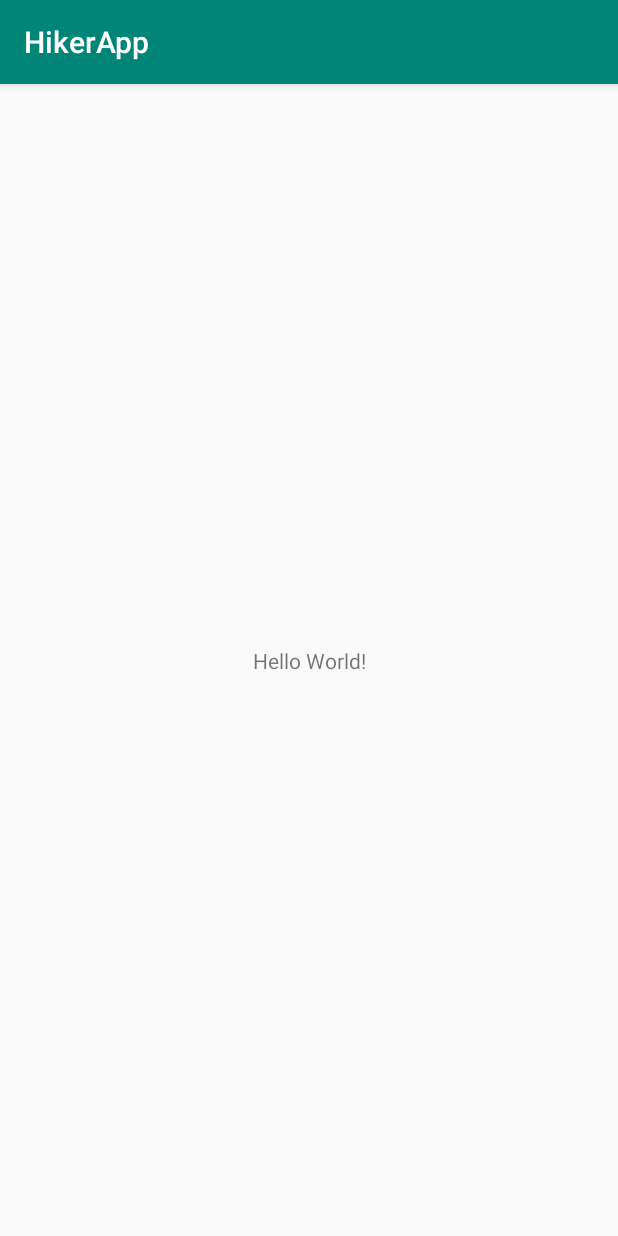
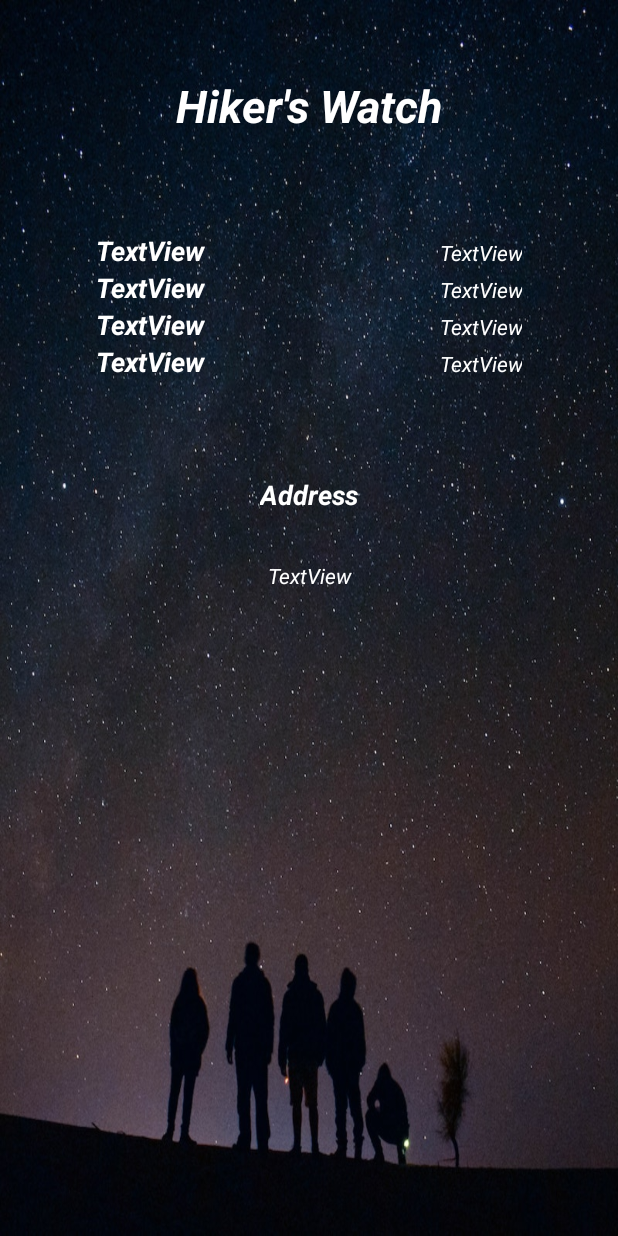
Before and after one commit to michukanyto/HikerApp, an Android app: the screen it shows after launch (MainActivity), on a phone screen of 412 x 824 dp. Run offline under Robolectric (Android 15) with nearby library versions, the phone set to English and light mode, and no system bars.

Commit message:
UI ready

```diff
--- a/app/src/main/res/layout/activity_main.xml
+++ b/app/src/main/res/layout/activity_main.xml
@@ -4,15 +4,170 @@
     xmlns:tools="http://schemas.android.com/tools"
     android:layout_width="match_parent"
     android:layout_height="match_parent"
+    android:background="@drawable/hikerbackground"
     tools:context=".MainActivity">
 
     <TextView
+        android:id="@+id/textView"
+        android:layout_width="0dp"
+        android:layout_height="wrap_content"
+        android:layout_marginTop="50dp"
+        android:text="Hiker's Watch"
+        android:textAlignment="center"
+        android:textColor="#FFFFFF"
+        android:textSize="30sp"
+        android:textStyle="bold|italic"
+        app:layout_constraintEnd_toEndOf="parent"
+        app:layout_constraintHorizontal_bias="0.5"
+        app:layout_constraintStart_toStartOf="parent"
+        app:layout_constraintTop_toTopOf="parent" />
+
+    <TableLayout
+        android:id="@+id/tableLayout"
+        android:layout_width="match_parent"
+        android:layout_height="wrap_content"
+        android:layout_marginStart="64dp"
+        android:layout_marginTop="64dp"
+        android:layout_marginEnd="64dp"
+        app:layout_constraintEnd_toEndOf="parent"
+        app:layout_constraintStart_toStartOf="parent"
+        app:layout_constraintTop_toBottomOf="@+id/textView">
+
+        <TableRow
+            android:layout_width="match_parent"
+            android:layout_height="match_parent"
+            >
+
+            <TextView
+                android:id="@+id/textView2"
+                android:layout_width="0dp"
+                android:layout_height="wrap_content"
+                android:layout_weight="1"
+                android:text="TextView"
+                android:textColor="#ffffff"
+                android:textSize="18dp"
+                android:textStyle="bold|italic" />
+
+            <TextView
+                android:id="@+id/textView3"
+                android:layout_width="0dp"
+                android:layout_height="wrap_content"
+                android:layout_weight="1"
+                android:text="TextView"
+                android:textAlignment="textEnd"
+                android:textColor="#ffffff"
+                android:textSize="14dp"
+                android:textStyle="italic" />
+
+        </TableRow>
+
+        <TableRow
+            android:layout_width="match_parent"
+            android:layout_height="match_parent">
+
+            <TextView
+                android:id="@+id/textView3"
+                android:layout_width="0dp"
+                android:layout_height="wrap_content"
+                android:layout_weight="1"
+                android:text="TextView"
+                android:textColor="#ffffff"
+                android:textSize="18dp"
+                android:textStyle="bold|italic"
+                tools:ignore="DuplicateIds" />
+
+            <TextView
+                android:id="@+id/textView4"
+                android:layout_width="0dp"
+                android:layout_height="wrap_content"
+                android:layout_weight="1"
+                android:text="TextView"
+                android:textAlignment="textEnd"
+                android:textColor="#ffffff"
+                android:textSize="14dp"
+                android:textStyle="italic" />
+        </TableRow>
+
+        <TableRow
+            android:layout_width="match_parent"
+            android:layout_height="match_parent">
+
+            <TextView
+                android:id="@+id/textView5"
+                android:layout_width="0dp"
+                android:layout_height="wrap_content"
+                android:layout_weight="1"
+                android:text="TextView"
+                android:textColor="#ffffff"
+                android:textSize="18dp"
+                android:textStyle="bold|italic" />
+
+            <TextView
+                android:id="@+id/textView6"
+                android:layout_width="0dp"
+                android:layout_height="wrap_content"
+                android:layout_weight="1"
+                android:text="TextView"
+                android:textAlignment="textEnd"
+                android:textColor="#ffffff"
+                android:textSize="14dp"
+                android:textStyle="italic" />
+        </TableRow>
+
+        <TableRow
+            android:layout_width="match_parent"
+            android:layout_height="match_parent">
+
+            <TextView
+                android:id="@+id/textView7"
+                android:layout_width="0dp"
+                android:layout_height="wrap_content"
+                android:layout_weight="1"
+                android:text="TextView"
+                android:textColor="#ffffff"
+                android:textSize="18dp"
+                android:textStyle="bold|italic" />
+
+            <TextView
+                android:id="@+id/textView8"
+                android:layout_width="0dp"
+                android:layout_height="wrap_content"
+                android:layout_weight="1"
+                android:text="TextView"
+                android:textAlignment="textEnd"
+                android:textColor="#ffffff"
+                android:textSize="14dp"
+                android:textStyle="italic" />
+        </TableRow>
+    </TableLayout>
+
+    <TextView
+        android:id="@+id/textView10"
         android:layout_width="wrap_content"
         android:layout_height="wrap_content"
-        android:text="Hello World!"
-        app:layout_constraintBottom_toBottomOf="parent"
-        app:layout_constraintLeft_toLeftOf="parent"
-        app:layout_constraintRight_toRightOf="parent"
-        app:layout_constraintTop_toTopOf="parent" />
+        android:layout_marginTop="64dp"
+        android:text="Address"
+        android:textColor="#ffffff"
+        android:textSize="18dp"
+        android:textStyle="bold|italic"
+        app:layout_constraintEnd_toEndOf="parent"
+        app:layout_constraintHorizontal_bias="0.5"
+        app:layout_constraintStart_toStartOf="parent"
+        app:layout_constraintTop_toBottomOf="@+id/tableLayout" />
+
+    <TextView
+        android:id="@+id/textView11"
+        android:layout_width="167dp"
+        android:layout_height="99dp"
+        android:layout_marginTop="32dp"
+        android:text="TextView"
+        android:textColor="#ffffff"
+        android:textSize="14dp"
+        android:textStyle="italic"
+        android:textAlignment="center"
+        app:layout_constraintEnd_toEndOf="parent"
+        app:layout_constraintHorizontal_bias="0.5"
+        app:layout_constraintStart_toStartOf="parent"
+        app:layout_constraintTop_toBottomOf="@+id/textView10" />
 
 </androidx.constraintlayout.widget.ConstraintLayout>
--- a/app/src/main/res/values/styles.xml
+++ b/app/src/main/res/values/styles.xml
@@ -1,11 +1,11 @@
 <resources>
 
     <!-- Base application theme. -->
-    <style name="AppTheme" parent="Theme.AppCompat.Light.DarkActionBar">
+    <style name="AppTheme" parent="Theme.AppCompat.Light.NoActionBar">
         <!-- Customize your theme here. -->
         <item name="colorPrimary">@color/colorPrimary</item>
-        <item name="colorPrimaryDark">@color/colorPrimaryDark</item>
-        <item name="colorAccent">@color/colorAccent</item>
+        <item name="colorPrimaryDark">#000000</item>
+        <item name="colorAccent">#ffffff</item>
     </style>
 
 </resources>
```
Also changed, not shown: app/src/main/res/drawable/hikerbackground.jpg (added).
